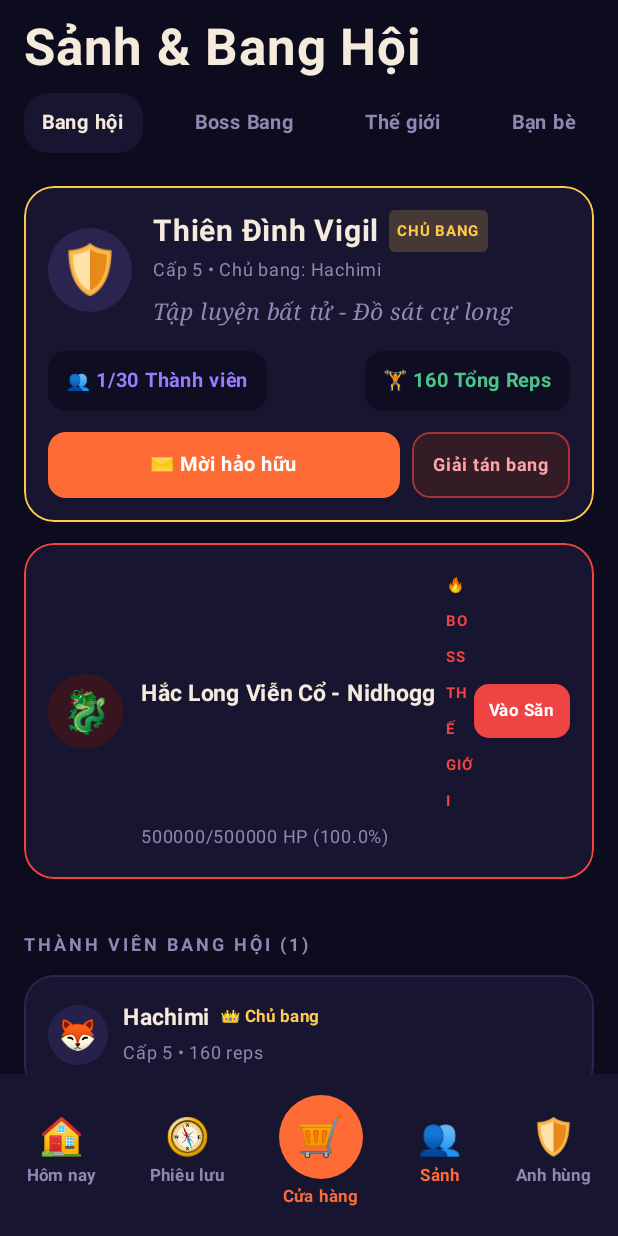
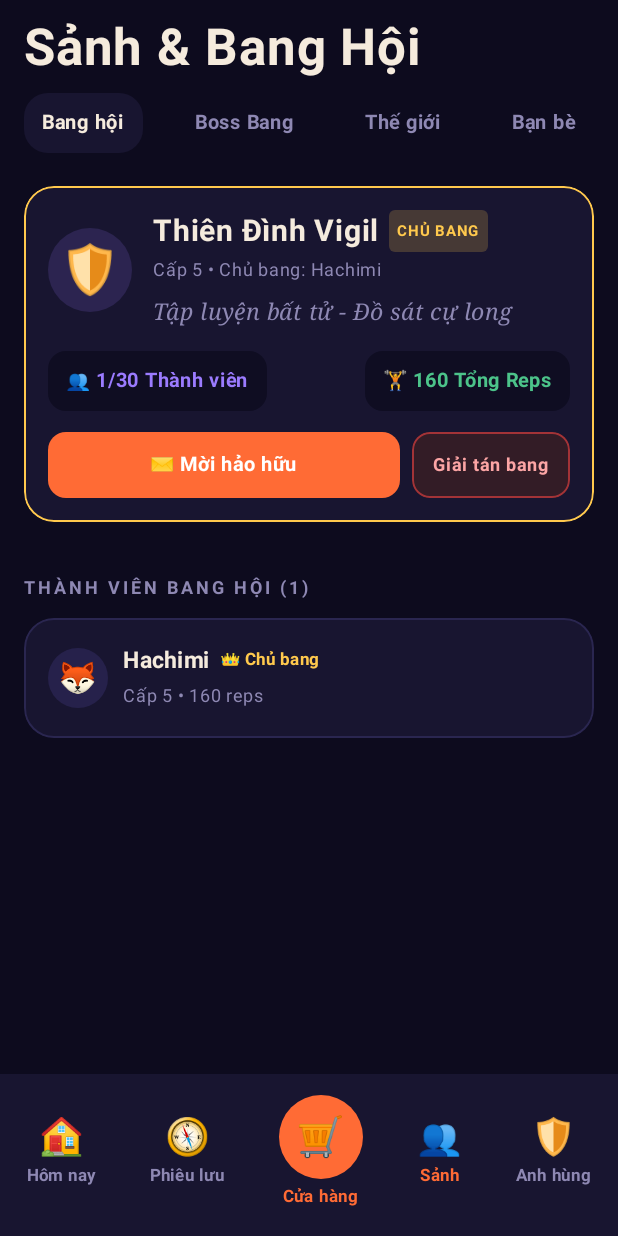
Before and after one commit to 23VietHoang11/Project1_MNM, an Android app built with Jetpack Compose: the GuildScreen screen opened through its navigation route, after a tap on "Bạn bè", on a phone screen of 412 x 824 dp. Run offline under Robolectric (Android 15) with nearby library versions, the light colour scheme and no system bars.

Commit message:
update: refine guild and boss UI elements in Screens.kt

```diff
--- a/app/src/main/java/com/example/vigil/ui/Screens.kt
+++ b/app/src/main/java/com/example/vigil/ui/Screens.kt
@@ -485,50 +485,7 @@ fun GuildScreen(vm: GameViewModel, nav: NavController? = null) {
                             }
                         }
 
-                        // Banner Boss Thế Giới Bang Hội (Truy cập nhanh)
-                        val bossBanner = vm.guildBossInfo?.boss
-                        Spacer(Modifier.height(14.dp))
-                        VCard(
-                            border = if (bossBanner != null && bossBanner.isDefeated) C.Green else Color(0xFFEF4444),
-                            modifier = Modifier.clickable { tab = 1 }
-                        ) {
-                            Row(
-                                Modifier.fillMaxWidth(),
-                                verticalAlignment = Alignment.CenterVertically
-                            ) {
-                                Box(
-                                    Modifier.size(50.dp).clip(CircleShape).background(Color(0xFF38151E)),
-                                    contentAlignment = Alignment.Center
-                                ) {
-                                    Text(bossBanner?.avatar ?: "🐉", fontSize = 28.sp)
-                                }
-                                Spacer(Modifier.width(12.dp))
-                                Column(Modifier.weight(1f)) {
-                                    Row(verticalAlignment = Alignment.CenterVertically) {
-                                        Text(bossBanner?.name ?: "Hắc Long Viễn Cổ - Nidhogg", color = C.Text, fontWeight = FontWeight.Bold, fontSize = 15.sp)
-                                        Spacer(Modifier.width(6.dp))
-                                        if (bossBanner != null && bossBanner.isDefeated) {
-                                            Text("🏆 ĐÃ HẠ", color = C.Green, fontSize = 10.sp, fontWeight = FontWeight.Bold)
-                                        } else {
-                                            Text("🔥 BOSS THẾ GIỚI", color = Color(0xFFEF4444), fontSize = 10.sp, fontWeight = FontWeight.Bold)
-                                        }
-                                    }
-                                    if (bossBanner != null) {
-                                        Text("${bossBanner.currentHp}/${bossBanner.maxHp} HP (${String.format(Locale.US, "%.1f%%", bossBanner.hpRatio * 100)})", color = C.Muted, fontSize = 12.sp)
-                                    } else {
-                                        Text("Cùng bang hội tập luyện săn Boss nhận đồ Thần Thoại!", color = C.Muted, fontSize = 12.sp)
-                                    }
-                                }
-                                Box(
-                                    Modifier
-                                        .clip(RoundedCornerShape(10.dp))
-                                        .background(if (bossBanner != null && bossBanner.isDefeated) C.Green else Color(0xFFEF4444))
-                                        .padding(horizontal = 10.dp, vertical = 6.dp)
-                                ) {
-                                    Text(if (bossBanner != null && bossBanner.isDefeated) "Xem quà" else "Vào Săn", color = Color.White, fontSize = 11.sp, fontWeight = FontWeight.Bold)
-                                }
-                            }
-                        }
+
 
                         // Danh sách đơn xin gia nhập bang hội cần phê duyệt (Dành cho Chủ Bang)
                         if (myGuild.isUserLeader && vm.pendingGuildApplications.isNotEmpty()) {
@@ -3049,7 +3006,7 @@ fun GuildWorldBossTab(
                     contentAlignment = Alignment.Center
                 ) {
                     Text(
-                        "⚔️ KHIÊU CHIẾN GÓP DAME (AI CAMERA) ⚔️",
+                        "⚔️ KHIÊU CHIẾN ⚔️",
                         color = Color.White,
                         fontWeight = FontWeight.ExtraBold,
                         fontSize = 14.sp
```
